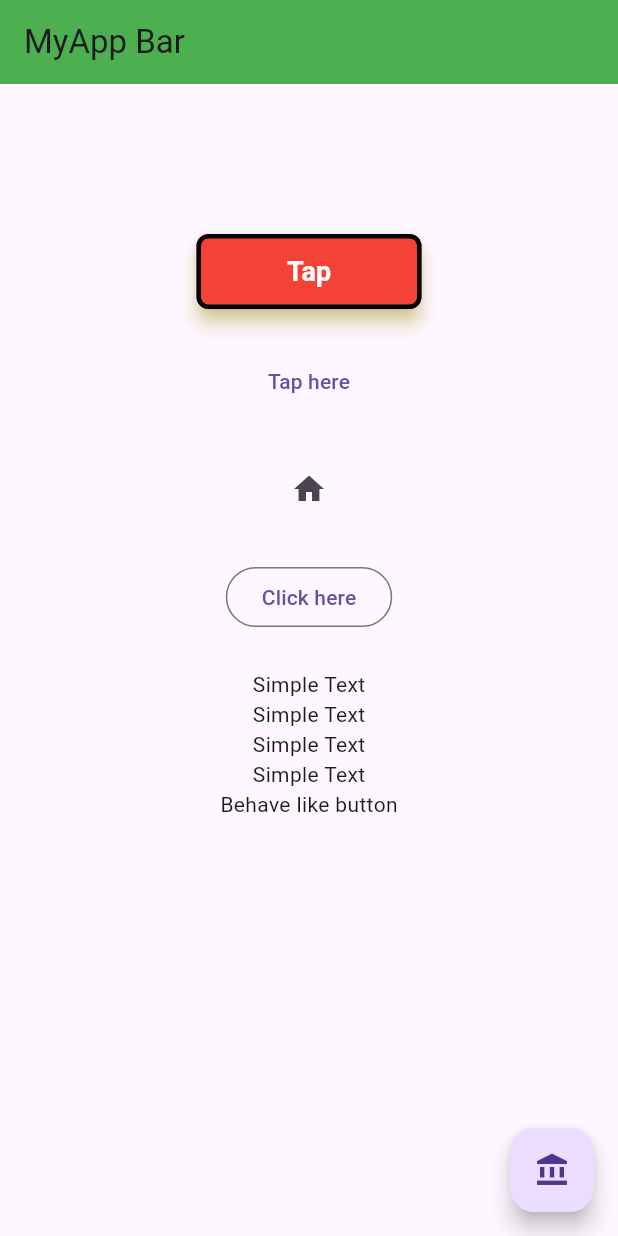
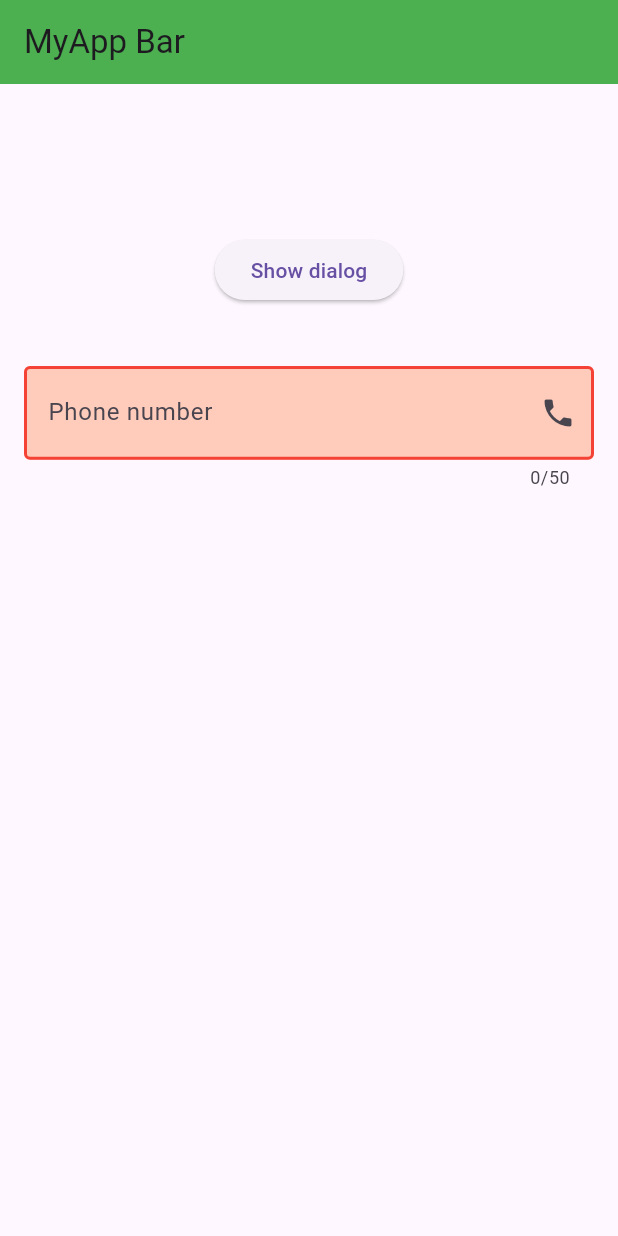
Before and after one commit to hannanmiyaji/flutter, a Flutter app: the screen it shows after launch, on a phone screen of 412 x 824 dp. Run offline on Flutter 3.47's test engine with Material 3 defaults, Android fonts, the phone set to English and light mode, and no system bars.

Commit message:
Add Divider, ModalBottomSheet,TextField.

```diff
--- a/lib/main.dart
+++ b/lib/main.dart
@@ -10,10 +10,7 @@ class MyApp extends StatelessWidget {
 
   @override
   Widget build(BuildContext context) {
-    return MaterialApp(
-      debugShowCheckedModeBanner: false,
-      home: HomeActivity(),
-    );
+    return MaterialApp(debugShowCheckedModeBanner: false, home: HomeActivity());
   }
 }
 
@@ -24,105 +21,102 @@ class HomeActivity extends StatelessWidget {
   Widget build(BuildContext context) {
     return Scaffold(
       appBar: AppBar(
+        backgroundColor: Colors.green,
         title: Text("MyApp Bar"),
-        backgroundColor: Colors.green,
-        flexibleSpace: ClipRRect(
-          borderRadius: BorderRadius.only(
-              bottomLeft: Radius.circular(80), topRight: Radius.circular(80)),
-        ),
       ),
       body: Center(
         child: Column(
+          crossAxisAlignment: CrossAxisAlignment.center,
           children: [
-            SizedBox(
-              height: 100,
-            ),
+            SizedBox(height: 100),
             ElevatedButton(
-              style: ElevatedButton.styleFrom(
-                backgroundColor: Colors.red,
-                foregroundColor: Colors.white,
-                textStyle: TextStyle(
-                  fontSize: 18,
-                  fontWeight: FontWeight.w700,
-                ),
-                padding: EdgeInsets.symmetric(horizontal: 32, vertical: 10),
-                shadowColor: Colors.yellow,
-                elevation: 5,
-                shape: RoundedRectangleBorder(
-                  borderRadius: BorderRadius.circular(8),
-                  side: BorderSide(color: Colors.black, width: 3),
-                ),
-                minimumSize: Size(150, 50),
-                maximumSize: Size(350, 350),
-              ),
               onPressed: () {
-                showDialog(
-                    barrierColor: Color(0xFFC8E6C9),
+                //showAboutDialog(context: context);
+                showModalBottomSheet(
+                    //backgroundColor: Color(0xFFC8E6C9),
+                    backgroundColor: Color(0xFFFFE0B2),
+                    shape: RoundedRectangleBorder(
+                      borderRadius: BorderRadius.circular(50),
+                    ),
+                    // isScrollControlled: true,
+                    useSafeArea: true,
+                    enableDrag: true,
                     context: context,
-                    builder: (context) {
-                      return AlertDialog(
-                        title: Text('Delete'),
-                        content: Text('Are you sure?'),
-                        actions: [
-                          TextButton(onPressed: () {}, child: Text('No')),
-                          TextButton(onPressed: () {}, child: Text('Yes')),
+                    builder: (tex) {
+                      return Column(
+                        children: [
+                          Padding(
+                            padding: EdgeInsets.symmetric(vertical: 16),
+                            child: Row(
+                              mainAxisAlignment: MainAxisAlignment.center,
+                              children: [
+                                Text(
+                                  'Title',
+                                  style: TextStyle(
+                                    fontSize: 18,
+                                  ),
+                                ),
+                              ],
+                            ),
+                          ),
+                          Divider(
+                            height: 100,
+                            thickness: 8,
+                          ),
+                          Text('Sample'),
+                          Row(
+                            children: [
+                              ElevatedButton(
+                                  onPressed: () {}, child: Text('Cancel')),
+                              ElevatedButton(
+                                  onPressed: () {}, child: Text('Save')),
+                            ],
+                          )
                         ],
                       );
                     });
               },
-              child: Text("Tap"),
+              child: Text('Show dialog'),
             ),
             SizedBox(height: 24),
-            TextButton(
-                style: TextButton.styleFrom(),
-                onPressed: () {
-                  print('Tapped text button');
+            Padding(
+              padding: const EdgeInsets.all(16),
+              child: TextField(
+                maxLength: 50,
+                onChanged: (String? value) {
+                  print(value);
                 },
-                child: Text("Tap here")),
-            SizedBox(height: 24),
-            IconButton(
-                style: TextButton.styleFrom(),
-                onPressed: () {
-                  print('Tapped text button');
-                },
-                icon: Icon(Icons.home)),
-            SizedBox(height: 24),
-            OutlinedButton(
-                style: TextButton.styleFrom(),
-                onPressed: () {
-                  print('Tapped text button');
-                },
-                child: Text("Click here")),
-            SizedBox(height: 24),
-            GestureDetector(
-              onTap: () {
-                print("Just one click");
-              },
-              onDoubleTap: () {
-                print("Double tapped");
-              },
-              child: Column(
-                children: [
-                  Text("Simple Text"),
-                  Text("Simple Text"),
-                  Text("Simple Text"),
-                  Text("Simple Text"),
-                ],
+                controller: TextEditingController(),
+                maxLines: 1,
+                obscureText: true,
+
+                // keyboardType: TextInputType.phone,
+                decoration: InputDecoration(
+                  hintText: 'Phone',
+                  hintStyle: TextStyle(
+                      fontWeight: FontWeight.w400, color: Colors.grey.shade400),
+                  labelText: 'Phone number',
+                  suffixIcon: Icon(Icons.phone),
+                  prefix: Icon(Icons.person),
+                  fillColor: Color(0xFFFFCCBC),
+                  filled: true,
+                  hoverColor: Colors.yellow,
+                  border: OutlineInputBorder(
+                    borderSide: BorderSide(color: Colors.red, width: 2),
+                  ),
+                  enabledBorder: OutlineInputBorder(
+                    borderSide: BorderSide(color: Colors.red, width: 2),
+                  ),
+                  focusedBorder: OutlineInputBorder(
+                    borderSide: BorderSide(color: Colors.green, width: 2),
+                  ),
+                  disabledBorder: OutlineInputBorder(
+                      borderSide: BorderSide(color: Colors.grey, width: 2)),
+                ),
               ),
-            ),
-            InkWell(
-              splashColor: Colors.orange,
-              onTap: () {
-                print("In Well");
-              },
-              child: Text('Behave like button'),
-            ),
+            )
           ],
         ),
-      ),
-      floatingActionButton: FloatingActionButton(
-        onPressed: () {},
-        child: Icon(Icons.account_balance),
       ),
     );
   }
```
